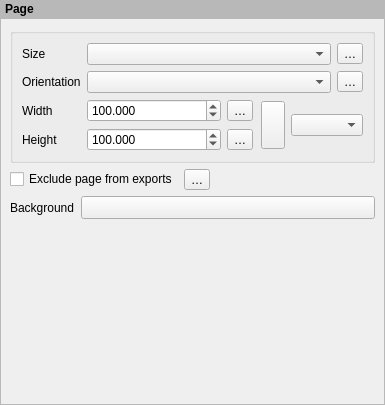
Old version of the form src/ui/layout/qgslayoutpagepropertieswidget.ui in the repository carsmie/QGIS.
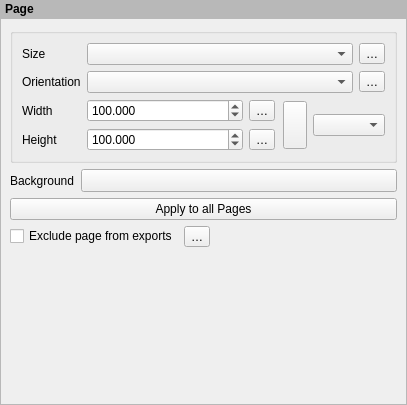
New version of the form. Custom widgets are drawn as their Qt base class.

Commit message: Apply layout page size to all pages

```diff
--- a/src/ui/layout/qgslayoutpagepropertieswidget.ui
+++ b/src/ui/layout/qgslayoutpagepropertieswidget.ui
@@ -6,7 +6,7 @@
    <rect>
     <x>0</x>
     <y>0</y>
-    <width>385</width>
+    <width>407</width>
     <height>405</height>
    </rect>
   </property>
@@ -213,20 +213,14 @@
         </layout>
        </widget>
       </item>
-      <item row="3" column="1">
-       <spacer name="verticalSpacer">
-        <property name="orientation">
-         <enum>Qt::Vertical</enum>
+      <item row="1" column="0">
+       <widget class="QLabel" name="label">
+        <property name="text">
+         <string>Background</string>
         </property>
-        <property name="sizeHint" stdset="0">
-         <size>
-          <width>20</width>
-          <height>40</height>
-         </size>
-        </property>
-       </spacer>
+       </widget>
       </item>
-      <item row="1" column="0" colspan="2">
+      <item row="3" column="0" colspan="2">
        <layout class="QHBoxLayout" name="horizontalLayout_2">
         <item>
          <widget class="QCheckBox" name="mExcludePageCheckBox">
@@ -263,14 +257,7 @@
         </item>
        </layout>
       </item>
-      <item row="2" column="0">
-       <widget class="QLabel" name="label">
-        <property name="text">
-         <string>Background</string>
-        </property>
-       </widget>
-      </item>
-      <item row="2" column="1">
+      <item row="1" column="1">
        <widget class="QgsSymbolButton" name="mSymbolButton">
         <property name="enabled">
          <bool>true</bool>
@@ -292,6 +279,29 @@
         </property>
        </widget>
       </item>
+      <item row="4" column="1">
+       <spacer name="verticalSpacer">
+        <property name="orientation">
+         <enum>Qt::Vertical</enum>
+        </property>
+        <property name="sizeHint" stdset="0">
+         <size>
+          <width>20</width>
+          <height>40</height>
+         </size>
+        </property>
+       </spacer>
+      </item>
+      <item row="2" column="0" colspan="2">
+       <widget class="QPushButton" name="mApplyToAllButton">
+        <property name="toolTip">
+         <string>Resets all other pages' size and background color to match this page</string>
+        </property>
+        <property name="text">
+         <string>Apply to all Pages</string>
+        </property>
+       </widget>
+      </item>
      </layout>
     </widget>
    </item>
```
Left out of the diff: 5 changed lines with no effect on the pictures. The commit also changes 6 other files.
